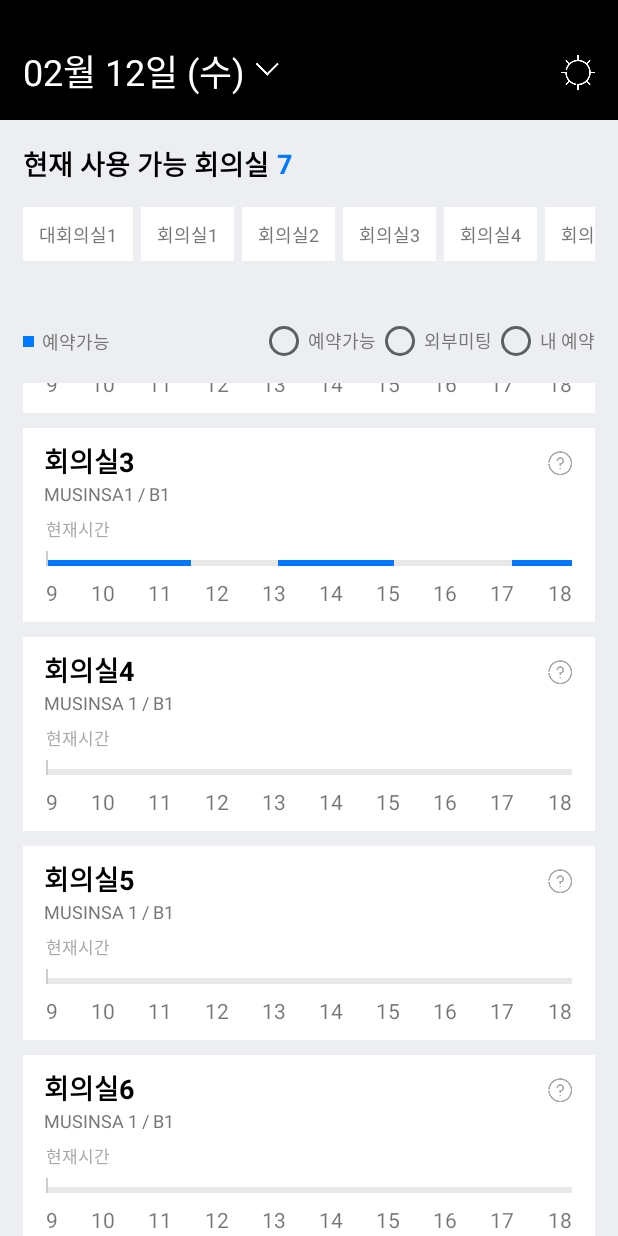
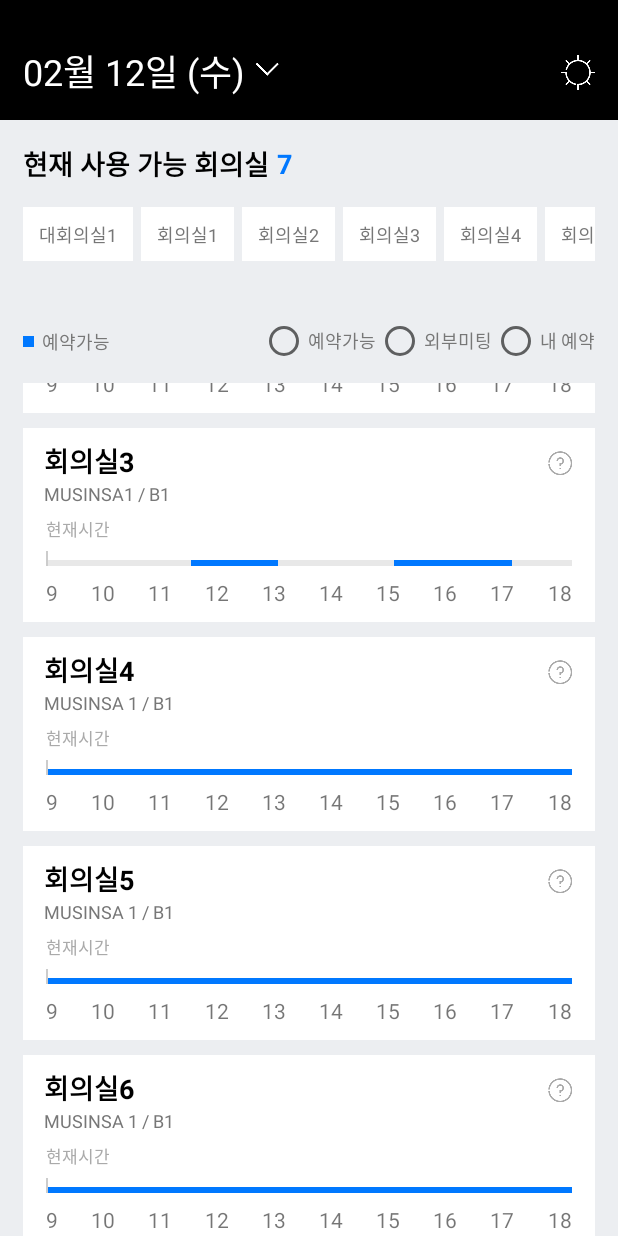
Before and after one commit to victory316/GithubUserSearcher, an Android app: the UiActivity screen opened directly, with no data from a screen before it, scrolled down 398 dp, on a phone screen of 412 x 824 dp. Run offline under Robolectric (Android 15) with nearby library versions, the phone set to English and light mode, and no system bars; our stand-ins replace Room's generated code, data binding.

Commit message:
reversing colors

```diff
--- a/app/src/main/res/layout/conference_item.xml
+++ b/app/src/main/res/layout/conference_item.xml
@@ -55,7 +55,7 @@
         android:layout_marginLeft="15dp"
         android:layout_marginRight="15dp"
         android:orientation="horizontal"
-        android:background="@color/very_light_pink"
+        android:background="@color/deep_sky_blue"
         app:layout_constraintBottom_toTopOf="@id/time_view">
 
         <View
@@ -64,126 +64,126 @@
             android:layout_height="wrap_content"
             android:layout_weight="1"
             android:visibility="invisible"
-            android:background="@color/deep_sky_blue"/>
+            android:background="@color/very_light_pink"/>
         <View
             android:id="@+id/bar_2"
             android:layout_width="0dp"
             android:layout_height="wrap_content"
             android:layout_weight="1"
             android:visibility="invisible"
-            android:background="@color/deep_sky_blue"/>
+            android:background="@color/very_light_pink"/>
         <View
             android:id="@+id/bar_3"
             android:layout_width="0dp"
             android:layout_height="wrap_content"
             android:layout_weight="1"
             android:visibility="invisible"
-            android:background="@color/deep_sky_blue"/>
+            android:background="@color/very_light_pink"/>
         <View
             android:id="@+id/bar_4"
             android:layout_width="0dp"
             android:layout_height="wrap_content"
             android:layout_weight="1"
             android:visibility="invisible"
-            android:background="@color/deep_sky_blue"/>
+            android:background="@color/very_light_pink"/>
         <View
             android:id="@+id/bar_5"
             android:layout_width="0dp"
             android:layout_height="wrap_content"
             android:layout_weight="1"
             android:visibility="invisible"
-            android:background="@color/deep_sky_blue"/>
+            android:background="@color/very_light_pink"/>
         <View
             android:id="@+id/bar_6"
             android:layout_width="0dp"
             android:layout_height="wrap_content"
             android:layout_weight="1"
             android:visibility="invisible"
-            android:background="@color/deep_sky_blue"/>
+            android:background="@color/very_light_pink"/>
         <View
             android:id="@+id/bar_7"
             android:layout_width="0dp"
             android:layout_height="wrap_content"
             android:layout_weight="1"
             android:visibility="invisible"
-            android:background="@color/deep_sky_blue"/>
+            android:background="@color/very_light_pink"/>
         <View
             android:id="@+id/bar_8"
             android:layout_width="0dp"
             android:layout_height="wrap_content"
             android:layout_weight="1"
             android:visibility="invisible"
-            android:background="@color/deep_sky_blue"/>
+            android:background="@color/very_light_pink"/>
         <View
             android:id="@+id/bar_9"
             android:layout_width="0dp"
             android:layout_height="wrap_content"
             android:layout_weight="1"
             android:visibility="invisible"
-            android:background="@color/deep_sky_blue"/>
+            android:background="@color/very_light_pink"/>
         <View
             android:id="@+id/bar_10"
             android:layout_width="0dp"
             android:layout_height="wrap_content"
             android:layout_weight="1"
             android:visibility="invisible"
-            android:background="@color/deep_sky_blue"/>
+            android:background="@color/very_light_pink"/>
         <View
             android:id="@+id/bar_11"
             android:layout_width="0dp"
             android:layout_height="wrap_content"
             android:layout_weight="1"
             android:visibility="invisible"
-            android:background="@color/deep_sky_blue"/>
+            android:background="@color/very_light_pink"/>
         <View
             android:id="@+id/bar_12"
             android:layout_width="0dp"
             android:layout_height="wrap_content"
             android:layout_weight="1"
             android:visibility="invisible"
-            android:background="@color/deep_sky_blue"/>
+            android:background="@color/very_light_pink"/>
         <View
             android:id="@+id/bar_13"
             android:layout_width="0dp"
             android:layout_height="wrap_content"
             android:layout_weight="1"
             android:visibility="invisible"
-            android:background="@color/deep_sky_blue"/>
+            android:background="@color/very_light_pink"/>
         <View
             android:id="@+id/bar_14"
             android:layout_width="0dp"
             android:layout_height="wrap_content"
             android:layout_weight="1"
             android:visibility="invisible"
-            android:background="@color/deep_sky_blue"/>
+            android:background="@color/very_light_pink"/>
         <View
             android:id="@+id/bar_15"
             android:layout_width="0dp"
             android:layout_height="wrap_content"
             android:layout_weight="1"
             android:visibility="invisible"
-            android:background="@color/deep_sky_blue"/>
+            android:background="@color/very_light_pink"/>
         <View
             android:id="@+id/bar_16"
             android:layout_width="0dp"
             android:layout_height="wrap_content"
             android:layout_weight="1"
             android:visibility="invisible"
-            android:background="@color/deep_sky_blue"/>
+            android:background="@color/very_light_pink"/>
         <View
             android:id="@+id/bar_17"
             android:layout_width="0dp"
             android:layout_height="wrap_content"
             android:layout_weight="1"
             android:visibility="invisible"
-            android:background="@color/deep_sky_blue"/>
+            android:background="@color/very_light_pink"/>
         <View
             android:id="@+id/bar_18"
             android:layout_width="0dp"
             android:layout_height="wrap_content"
             android:layout_weight="1"
             android:visibility="invisible"
-            android:background="@color/deep_sky_blue"/>
+            android:background="@color/very_light_pink"/>
     </LinearLayout>
 
     <TextView
```
